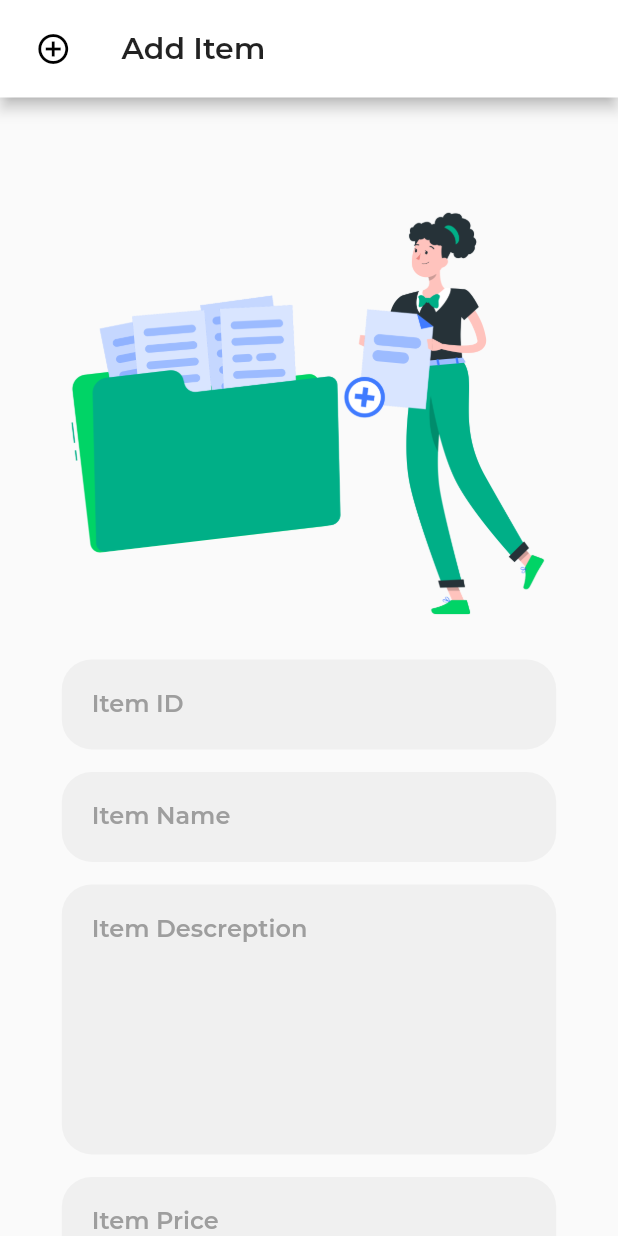
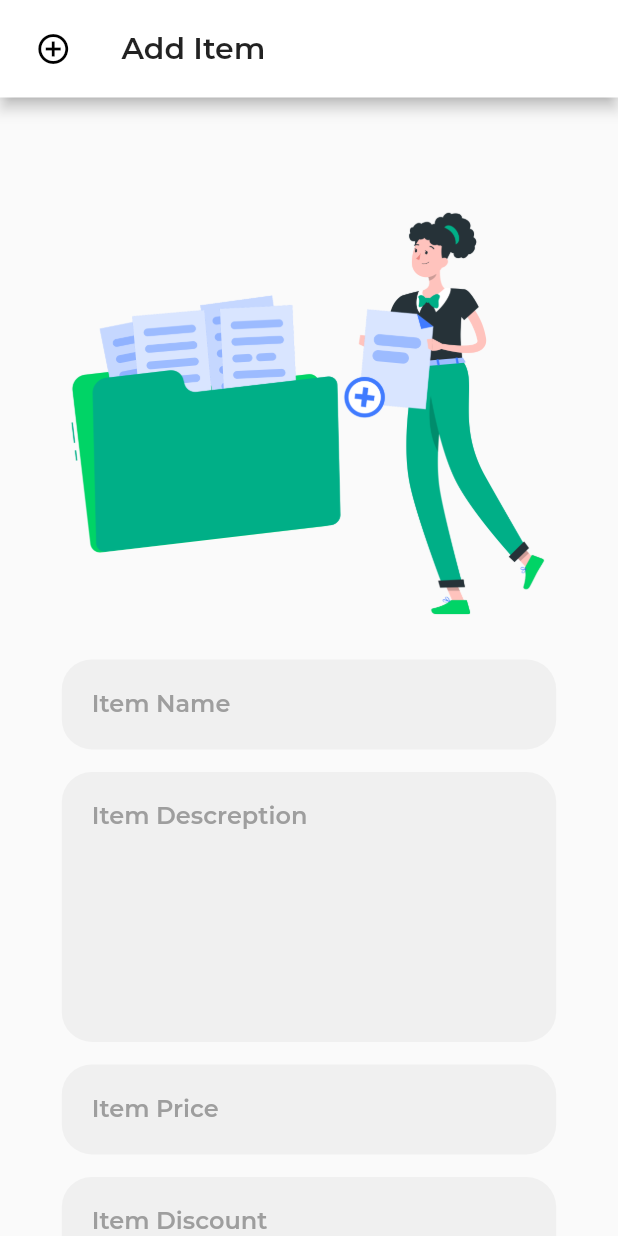
Before and after one commit to youssefdegweyy/mobile_development, a Flutter app: the AddSubItem screen opened by its route, on a phone screen of 412 x 824 dp. Run offline on Flutter 3.47's test engine with Material 2 defaults, Android fonts, the phone set to English and light mode, and no system bars; our stand-ins replace auto_size_text, awesome_notifications, firebase_auth, firebase_core, firebase_database, firebase_messaging and 4 more; missing offline and left inert: confirm_dialog; accounts and stored records are empty; generated files the repository leaves out were written again; project files that could hold a hidden picture were left out.

Commit message:
Sub Menu Controllers

```diff
--- a/lib/screens/admin/add_sub_menu_item.dart
+++ b/lib/screens/admin/add_sub_menu_item.dart
@@ -1,4 +1,5 @@
 import 'package:flutter/material.dart';
+import 'package:mycart/services/data_manager.dart';
 
 class AddSubItem extends StatefulWidget {
   static const routeName = '/addSubItem';
@@ -9,6 +10,22 @@ class AddSubItem extends StatefulWidget {
 
 class _AddSubItemState extends State<AddSubItem> {
   final _formKey = GlobalKey<FormState>();
+  final nameItemController = TextEditingController();
+  final discountItemController = TextEditingController();
+  final descItemController = TextEditingController();
+  final priceItemController = TextEditingController();
+  final isActiveItemController = TextEditingController();
+
+  @override
+  void dispose() {
+    nameItemController.dispose();
+    discountItemController.dispose();
+    descItemController.dispose();
+    priceItemController.dispose();
+    isActiveItemController.dispose();
+    super.dispose();
+  }
+
   bool checkBoxValue = false;
 
   @override
@@ -69,36 +86,7 @@ class _AddSubItemState extends State<AddSubItem> {
                     Padding(
                       padding: EdgeInsets.only(top: 15),
                       child: TextFormField(
-                        keyboardType: TextInputType.number,
-                        decoration: new InputDecoration(
-                          contentPadding: EdgeInsets.all(20),
-                          isDense: true,
-                          hintText: 'Item ID',
-                          hintStyle: new TextStyle(
-                              color: Colors.grey, fontWeight: FontWeight.bold),
-                          filled: true,
-                          border: OutlineInputBorder(
-                            borderRadius: BorderRadius.circular(20),
-                            borderSide: BorderSide(
-                              width: 0,
-                              style: BorderStyle.none,
-                            ),
-                          ),
-                        ),
-                        validator: (value) {
-                          if (value.isEmpty) {
-                            return 'Please A Valid ID';
-                          }
-                          if (int.tryParse(value) <= 0) {
-                            return 'Please enter an ID Bigger than Zero';
-                          }
-                          return null;
-                        },
-                      ),
-                    ),
-                    Padding(
-                      padding: EdgeInsets.only(top: 15),
-                      child: TextFormField(
+                        controller: nameItemController,
                         decoration: new InputDecoration(
                           contentPadding: EdgeInsets.all(20),
                           isDense: true,
@@ -125,6 +113,7 @@ class _AddSubItemState extends State<AddSubItem> {
                     Padding(
                       padding: EdgeInsets.only(top: 15),
                       child: TextFormField(
+                        controller: descItemController,
                         minLines: 7,
                         maxLines: 7,
                         decoration: new InputDecoration(
@@ -153,6 +142,7 @@ class _AddSubItemState extends State<AddSubItem> {
                     Padding(
                       padding: EdgeInsets.only(top: 15),
                       child: TextFormField(
+                        controller: priceItemController,
                         keyboardType: TextInputType.number,
                         decoration: new InputDecoration(
                           contentPadding: EdgeInsets.all(20),
@@ -184,6 +174,7 @@ class _AddSubItemState extends State<AddSubItem> {
                     Padding(
                       padding: EdgeInsets.only(top: 15),
                       child: TextFormField(
+                        controller: discountItemController,
                         keyboardType: TextInputType.number,
                         decoration: new InputDecoration(
                           contentPadding: EdgeInsets.all(20),
@@ -253,7 +244,20 @@ class _AddSubItemState extends State<AddSubItem> {
                             ),
                           ),
                           onPressed: () {
-                            if (_formKey.currentState.validate()) {}
+                            if (_formKey.currentState.validate()) {
+                              var name = nameItemController.text;
+                              var price = priceItemController.text;
+                              var discount = discountItemController;
+                              var description = descItemController;
+                              int checkBox = checkBoxValue ? 1 : 0;
+                              DataManager.addSubMenuItem(name, price, discount,
+                                      description, checkBox)
+                                  .then((response) {
+                                if (response) {
+                                  Navigator.pop(context);
+                                } else {}
+                              });
+                            }
                           }),
                     ),
                   ],
--- a/lib/services/data_manager.dart
+++ b/lib/services/data_manager.dart
@@ -108,4 +108,11 @@ class DataManager {
       await DataManager.iniMainMenuCategories();
     });
   }
+
+  static Future<bool> addSubMenuItem(
+      String name, price, discount, description, checkBox) async {
+    return await FirebaseManager.addCategory(categoryName).then((value) async {
+      await DataManager.iniMainMenuCategories();
+    });
+  }
 }
```
Also changed, not shown: lib/services/firebase_manager.dart (+18 -0 lines).
